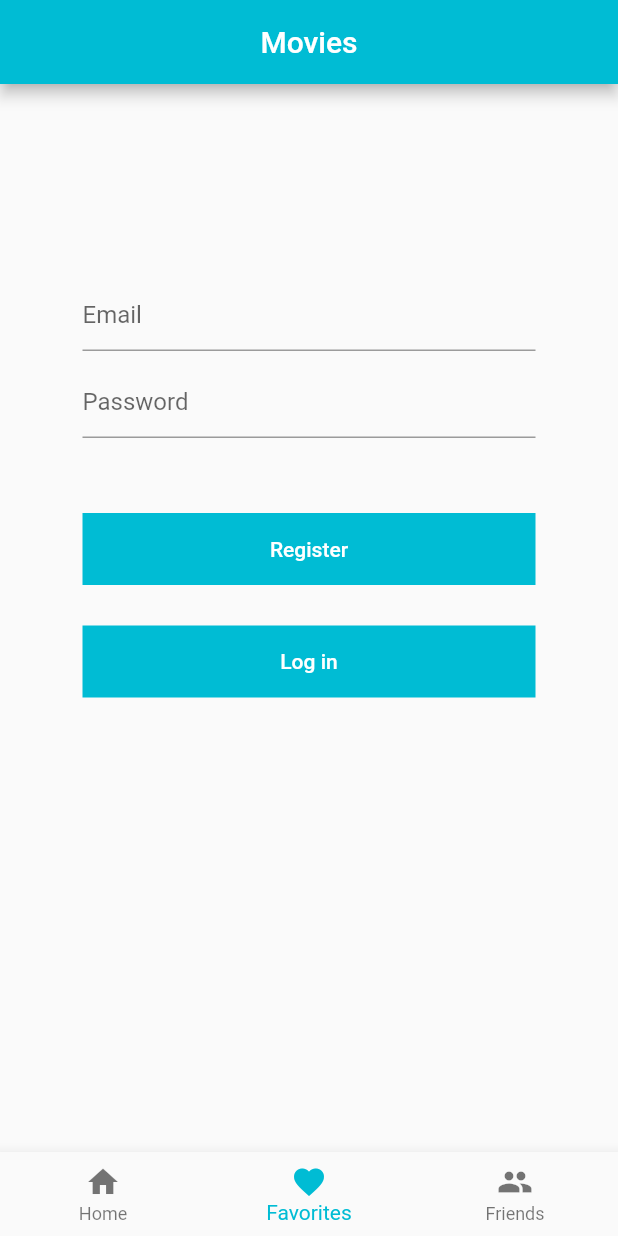
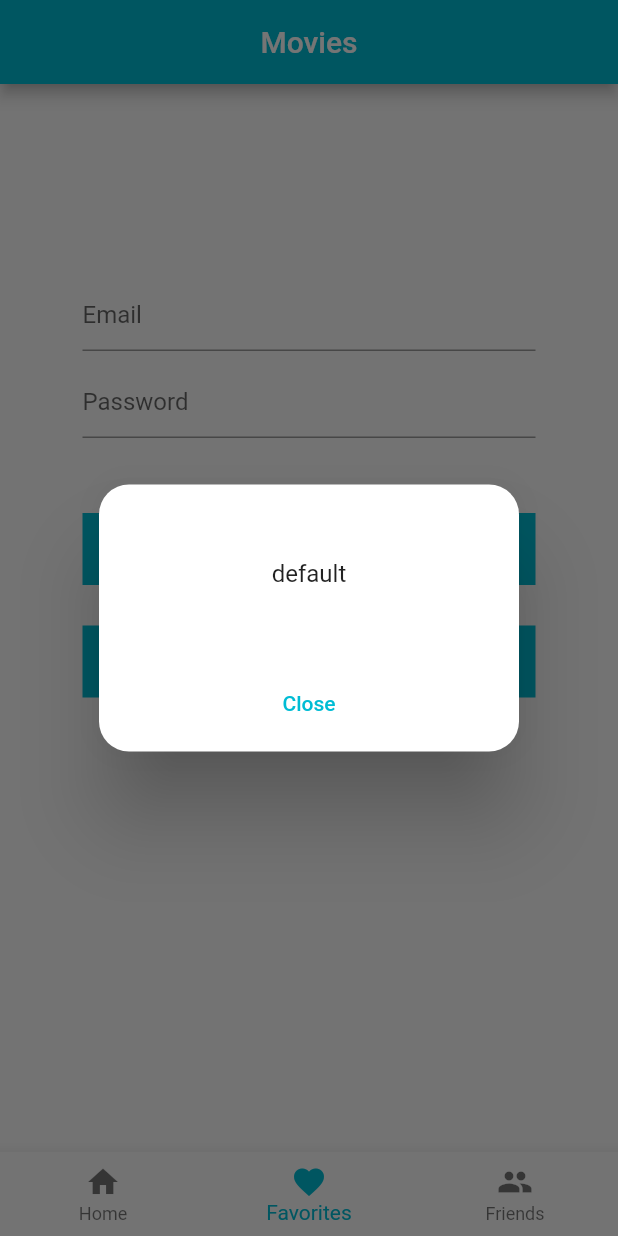
Before and after one commit to OvidiuPles/movies_redux, a Flutter app: the screen it shows after launch, item 2 of the bottom bar chosen, after a tap on "Register", on a phone screen of 412 x 824 dp. Run offline on Flutter 3.47's test engine with Material 2 defaults, Android fonts, the phone set to English and light mode, and no system bars; our stand-ins replace cloud_firestore, firebase_auth, firebase_core, firebase_database, flutter_redux, freezed_annotation and 2 more; missing offline and left inert: redux_epics; accounts and stored records are empty.

Commit message:
finish register

```diff
--- a/lib/main.dart
+++ b/lib/main.dart
@@ -9,7 +9,7 @@ import 'package:movies_redux/src/data/movies/description_api.dart';
 import 'package:movies_redux/src/data/movies/movies_api.dart';
 import 'package:movies_redux/src/epics/app_epics.dart';
 import 'package:movies_redux/src/models/index.dart';
-import 'package:movies_redux/src/presentation/movies_home.dart';
+import 'package:movies_redux/src/presentation/movies_app.dart';
 import 'package:movies_redux/src/reducer/reducer.dart';
 import 'package:redux/redux.dart';
 import 'package:redux_epics/redux_epics.dart';
@@ -65,7 +65,7 @@ class MyMoviesApp extends StatelessWidget {
     return StoreProvider<AppState>(
       store: store,
       child: const MaterialApp(
-        home: MoviesHome(),
+        home: MoviesApp(),
       ),
     );
   }
--- a/lib/src/actions/auth/register.dart
+++ b/lib/src/actions/auth/register.dart
@@ -15,7 +15,7 @@ class Register with _$Register implements AppAction {
   const factory Register.successful([
     @Default('') String email,
     @Default('') String password,
-    @Default('Inregistrat cu success') String text,
+    @Default('Register successful') String info,
     @Default(_kRegisterPendingId) String pendingId,
   ]) = RegisterSuccessful;
 
@@ -23,9 +23,12 @@ class Register with _$Register implements AppAction {
   @Implements<ErrorAction>()
   const factory Register.error(
     Object error,
-    StackTrace stackTrace, [
+    StackTrace stackTrace, {
+    @Default('') String email,
+    @Default('') String password,
+    @Default('Eroare la inregistrare') String info,
     @Default(_kRegisterPendingId) String pendingId,
-  ]) = RegisterError;
+  }) = RegisterError;
 
   static String get pendingKey => _kRegisterPendingId;
 }
--- a/lib/src/models/register/register_state.dart
+++ b/lib/src/models/register/register_state.dart
@@ -4,5 +4,6 @@ part of models;
 class RegisterState with _$RegisterState {
   const factory RegisterState({
     @Default(RegisterModel()) RegisterModel register,
+    @Default('default') String popUpInfo,
   }) = RegisterState$;
 }
--- a/lib/src/presentation/movies_list.dart
+++ b/lib/src/presentation/home/movies_list.dart
@@ -3,7 +3,7 @@ import 'package:flutter_redux/flutter_redux.dart';
 import 'package:movies_redux/src/actions/index.dart';
 import 'package:movies_redux/src/containers/movies_container.dart';
 import 'package:movies_redux/src/models/index.dart';
-import 'package:movies_redux/src/presentation/description_text.dart';
+import 'package:movies_redux/src/presentation/home/description_text.dart';
 
 class MoviesList extends StatelessWidget {
   const MoviesList({super.key});
--- a/lib/src/presentation/movies_home.dart
+++ b/lib/src/presentation/movies_app.dart
@@ -2,17 +2,17 @@ import 'package:flutter/material.dart';
 import 'package:flutter_redux/flutter_redux.dart';
 import 'package:movies_redux/src/actions/index.dart';
 import 'package:movies_redux/src/models/index.dart';
-import 'package:movies_redux/src/presentation/movies_list.dart';
-import 'package:movies_redux/src/presentation/register_page.dart';
+import 'package:movies_redux/src/presentation/home/movies_list.dart';
+import 'package:movies_redux/src/presentation/register/register_page.dart';
 
-class MoviesHome extends StatefulWidget {
-  const MoviesHome({super.key});
+class MoviesApp extends StatefulWidget {
+  const MoviesApp({super.key});
 
   @override
-  State<MoviesHome> createState() => _MoviesHomeState();
+  State<MoviesApp> createState() => _MoviesAppState();
 }
 
-class _MoviesHomeState extends State<MoviesHome> {
+class _MoviesAppState extends State<MoviesApp> {
   int currentIndex = 0;
   final List<Widget> pages = <Widget>[const MoviesList(), RegisterPage()];
 
--- /dev/null
+++ b/lib/src/presentation/register/custom_dialog.dart
@@ -0,0 +1,43 @@
+import 'package:flutter/material.dart';
+import 'package:movies_redux/src/presentation/register/popup_text.dart';
+
+class CustomDialog {
+  static void showCustomDialog({required BuildContext context}) {
+    showDialog<Widget>(
+      context: context,
+      builder: (BuildContext context) {
+        return AlertDialog(
+          shape: RoundedRectangleBorder(borderRadius: BorderRadius.circular(20)),
+          content: const SizedBox(
+            height: 70,
+            child: Column(
+              children: <Expanded>[
+                Expanded(
+                  child: Padding(
+                    padding: EdgeInsets.only(top: 30),
+                    child: SingleChildScrollView(
+                      child: PopupText(),
+                    ),
+                  ),
+                ),
+              ],
+            ),
+          ),
+          actions: <TextButton>[
+            TextButton(
+              child: const Center(
+                child: Text(
+                  'Close',
+                  style: TextStyle(color: Colors.cyan),
+                ),
+              ),
+              onPressed: () {
+                Navigator.of(context).pop();
+              },
+            ),
+          ],
+        );
+      },
+    );
+  }
+}
--- /dev/null
+++ b/lib/src/presentation/register/popup_text.dart
@@ -0,0 +1,16 @@
+import 'package:flutter/material.dart';
+import 'package:movies_redux/src/containers/register_container.dart';
+import 'package:movies_redux/src/models/index.dart';
+
+class PopupText extends StatelessWidget {
+  const PopupText({super.key});
+
+  @override
+  Widget build(BuildContext context) {
+    return RegisterContainer(
+      builder: (BuildContext context, RegisterState registerState) {
+        return Text(registerState.popUpInfo);
+      },
+    );
+  }
+}
--- a/lib/src/presentation/register_page.dart
+++ b/lib/src/presentation/register/register_page.dart
@@ -3,6 +3,8 @@ import 'package:flutter_redux/flutter_redux.dart';
 import 'package:movies_redux/src/actions/index.dart';
 import 'package:movies_redux/src/containers/register_container.dart';
 import 'package:movies_redux/src/models/index.dart';
+import 'package:movies_redux/src/presentation/register/custom_dialog.dart';
+import 'package:movies_redux/src/presentation/register/popup_text.dart';
 
 class RegisterPage extends StatelessWidget {
   RegisterPage({super.key});
@@ -14,6 +16,8 @@ class RegisterPage extends StatelessWidget {
   Widget build(BuildContext context) {
     return RegisterContainer(
       builder: (BuildContext context, RegisterState registerState) {
+        emailController.text = registerState.register.email;
+        passwordController.text = registerState.register.password;
         return Padding(
           padding: const EdgeInsets.symmetric(horizontal: 55),
           child: SingleChildScrollView(
@@ -68,8 +72,7 @@ class RegisterPage extends StatelessWidget {
                           password: passwordController.text,
                         ),
                       );
-                      emailController.text = registerState.register.email;
-                      passwordController.text = registerState.register.password;
+                      CustomDialog.showCustomDialog(context: context);
                     },
                   ),
                 ),
@@ -86,14 +89,7 @@ class RegisterPage extends StatelessWidget {
                         color: Colors.white,
                       ),
                     ),
-                    onPressed: () async {
-                      // final FirebaseFirestore db = FirebaseFirestore.instance;
-                      //
-                      // await db.collection('users').doc('marian3').set(<String, String>{
-                      //   'name': 'mariann',
-                      //   'email': 'johndoe@example.com',
-                      // });
-                    },
+                    onPressed: () async {},
                   ),
                 ),
               ],
```
Also changed, not shown: lib/src/data/auth/auth_service.dart (+5 -3 lines), lib/src/epics/app_epics.dart (+10 -2 lines), lib/src/firebase/service/auth.dart (+9 -0 lines), lib/src/reducer/register_reducer.dart (+13 -0 lines), lib/src/actions/index.freezed.dart, lib/src/models/index.freezed.dart, lib/src/models/index.g.dart, lib/src/presentation/home/description_text.dart (renamed from lib/src/presentation/description_text.dart), 1 other file.
